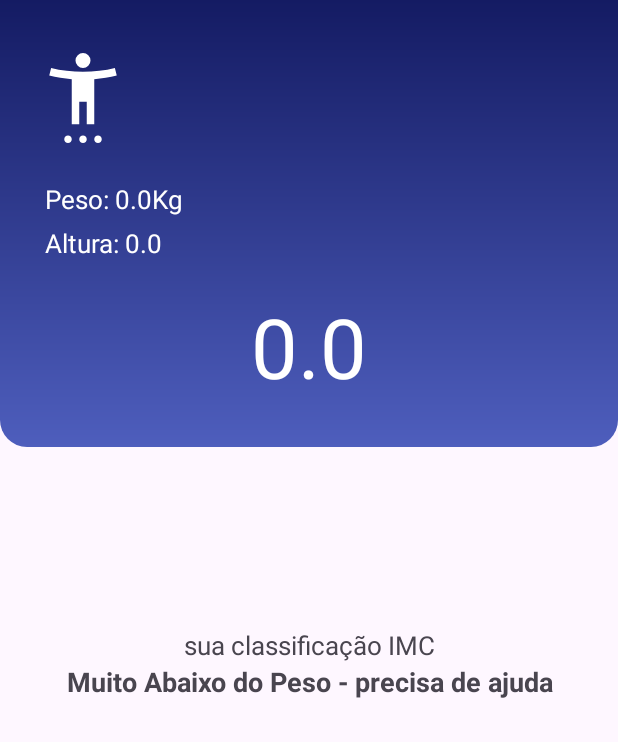
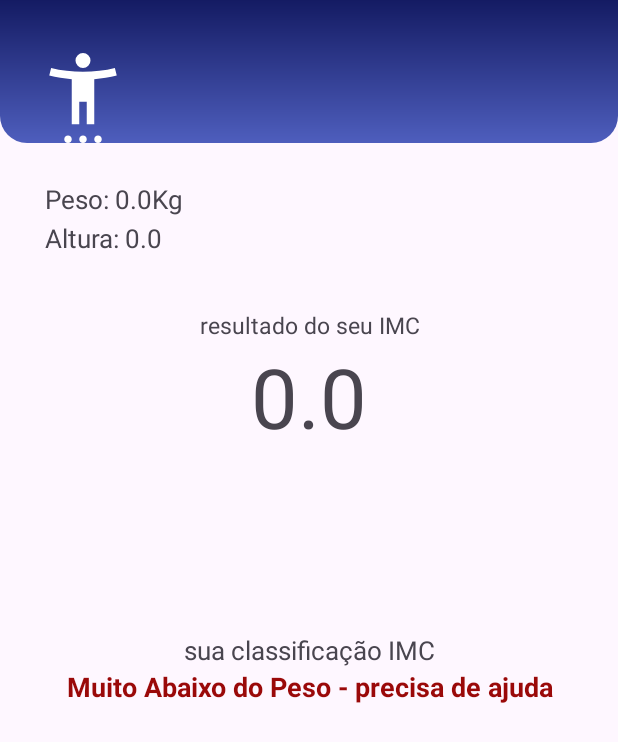
Before and after one commit to maumauriciog/calculadoraIMCv2, an Android app: the ResultActivity screen opened directly, with no data from a screen before it, on a phone screen of 412 x 824 dp. Shown: the top 742 px of the screen. Run offline under Robolectric (Android 15) with nearby library versions, the phone set to English and light mode, and no system bars.

Commit message:
Melhorando a experiência do usuário 1.3

```diff
--- a/app/src/main/java/com/example/calculadoraimcv2/ResultActivity.kt
+++ b/app/src/main/java/com/example/calculadoraimcv2/ResultActivity.kt
@@ -1,6 +1,7 @@
 package com.example.calculadoraimcv2
 
 import android.annotation.SuppressLint
+import android.graphics.Color
 import android.os.Bundle
 import android.widget.TextView
 import androidx.activity.enableEdgeToEdge
@@ -30,14 +31,15 @@ class ResultActivity : AppCompatActivity() {
 
         var respClassified: String = ""
 
-
-
         if (getRespIMC <= 16.9) {
             respClassified = "Muito Abaixo do Peso - precisa de ajuda"
+            rClassf.setTextColor(getResources().getColor(R.color.magreza))
         } else if (getRespIMC in 17.0..18.4) {
             respClassified = "Abaixo do Peso - tem que melhorar"
+            rClassf.setTextColor(getResources().getColor(R.color.magreza))
         } else if (getRespIMC in 18.5..24.9) {
             respClassified = "Peso Normal"
+            rClassf.setTextColor(getResources().getColor(R.color.normal))
         } else if (getRespIMC in 25.0..29.9) {
             respClassified = "Acima do Peso - tem que melhorar"
         } else if (getRespIMC in 30.0..34.9) {
--- a/app/src/main/res/layout/activity_result.xml
+++ b/app/src/main/res/layout/activity_result.xml
@@ -25,13 +25,14 @@
             tools:ignore="ContentDescription">
         </ImageView>
 
+    </LinearLayout>
+
     <TextView
         android:id="@+id/vlrPeso"
         android:layout_width="wrap_content"
         android:layout_height="wrap_content"
         android:layout_marginStart="30dp"
         android:layout_marginTop="25dp"
-            android:textColor="@color/white"
         android:textSize="17sp"
         tools:text="peso" />
 
@@ -40,11 +41,18 @@
         android:layout_width="wrap_content"
         android:layout_height="wrap_content"
         android:textSize="17sp"
-            android:layout_marginTop="5dp"
+        android:layout_marginTop="2dp"
         android:layout_marginStart="30dp"
-            android:layout_marginBottom="20dp"
-            android:textColor="@color/white"
+        android:layout_marginBottom="35dp"
         tools:text="altura" />
+
+    <TextView
+        android:layout_width="match_parent"
+        android:layout_height="wrap_content"
+        android:gravity="center"
+        android:textSize="15sp"
+        android:text="resultado do seu IMC"
+        tools:ignore="HardcodedText" />
 
     <TextView
         android:id="@+id/txtRespIMC"
@@ -52,13 +60,9 @@
         android:layout_height="wrap_content"
         android:gravity="center"
         android:textSize="55dp"
-            android:layout_marginBottom="30dp"
         android:maxLength="6"
         tools:text="resp calc IMC"
-            android:textColor="@color/white"
         tools:ignore="SpUsage" />
-
-    </LinearLayout>
 
     <TextView
         android:layout_width="match_parent"
--- a/app/src/main/res/values/colors.xml
+++ b/app/src/main/res/values/colors.xml
@@ -2,6 +2,11 @@
 <resources>
     <color name="black">#FF000000</color>
     <color name="white">#FFFFFFFF</color>
+    <color name="magreza">#9A0909</color>
+    <color name="normal">#64DD17</color>
+    <color name="sobrepeso">#B117C3</color>
+    <color name="obesidade">#5E0707</color>
+    <color name="obesidadeg">#5A0808</color>
 
     <color name="primary_400">#4E5EBD</color>
     <color name="primary_900">#141B63</color>
```
Lines whose indentation alone changed are shown as unchanged.
